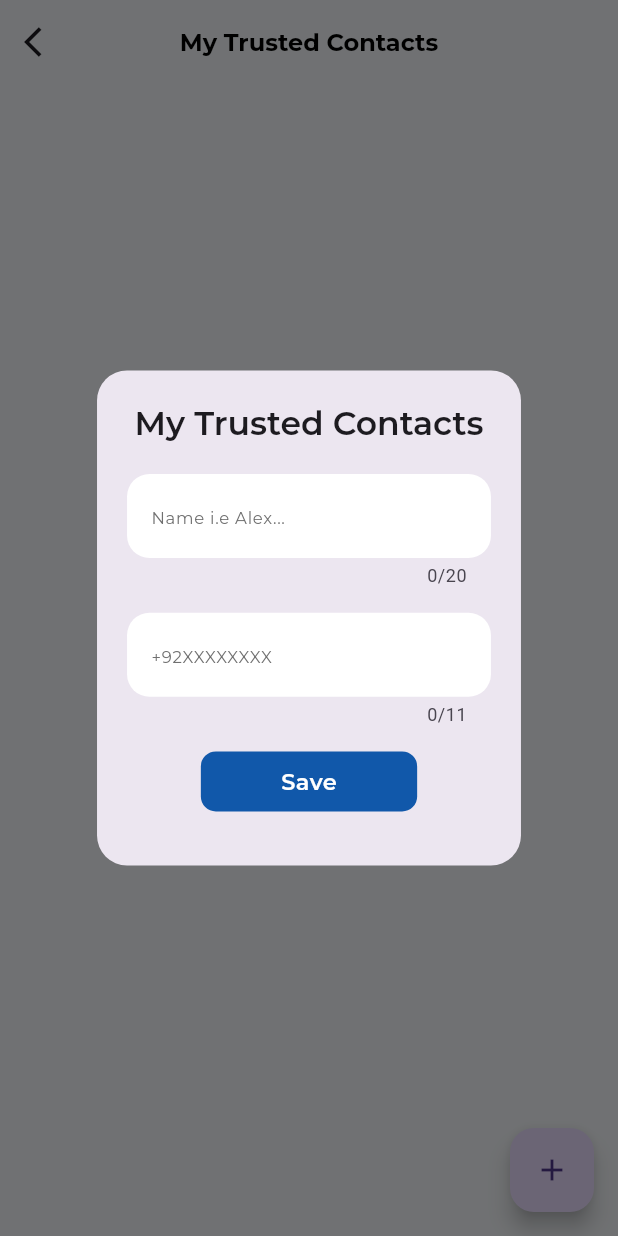
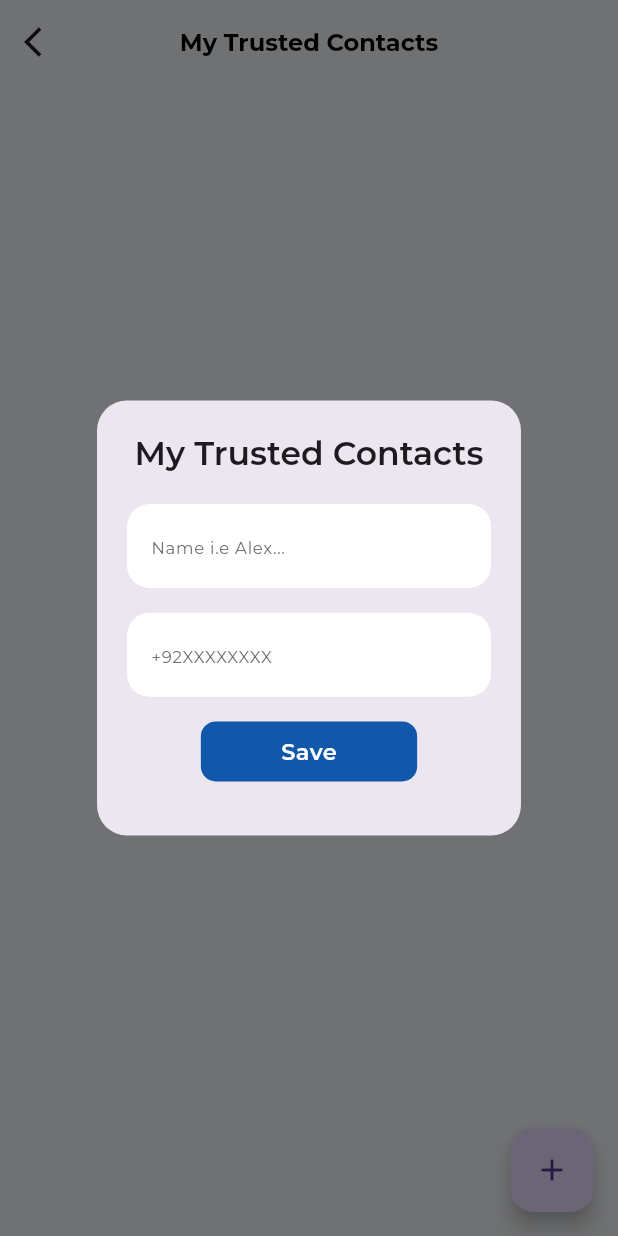
Before and after one commit to ayanedupk12/b_safe, a Flutter app: the MyTrustedContactsScreen screen opened by its route, after a tap on the "add" icon, on a phone screen of 412 x 824 dp. Run offline on Flutter 3.47's test engine with Material 3 defaults, Android fonts, the light colour scheme and no system bars; our stand-ins replace cloud_firestore, file_picker, firebase_auth, firebase_core, firebase_storage, fluttertoast and 6 more; missing offline and left inert: mailer, social_media_recorder; accounts and stored records are empty; network calls fail; project files that could hold a hidden picture were left out.

Commit message:
changes done5

```diff
--- a/lib/GlobalWidget/MyTextField.dart
+++ b/lib/GlobalWidget/MyTextField.dart
@@ -8,7 +8,6 @@ class MyTextField extends StatelessWidget {
   Widget? prefixIcon;
   Widget? suffixIcon;
   int? maxLength;
-  double height;
   bool obSecure;
   String? Function(String?)? validator;
 
@@ -24,7 +23,6 @@ class MyTextField extends StatelessWidget {
      this.hintText,
      this.errorText,
     this.controller,
-    this.height=40,
     this.maxLength,
     this.validator,
     this.obSecure=false,
--- a/lib/Screens/AuthScreens/ForGotPassword/ForGotPasswordScreen.dart
+++ b/lib/Screens/AuthScreens/ForGotPassword/ForGotPasswordScreen.dart
@@ -67,7 +67,6 @@ class ForGotPasswordScreen extends StatelessWidget {
                     height2(),
                     MyTextField(
                       controller: __.resetPassword,
-                      height: Get.height * .06,
                       prefixIcon: const Icon(Icons.email_rounded),
                       hintText: 'Lorem@gmail.com',
                     ),
--- a/lib/Screens/AuthScreens/LoginScreen/LoginScreen.dart
+++ b/lib/Screens/AuthScreens/LoginScreen/LoginScreen.dart
@@ -70,7 +70,6 @@ class LogInScreen extends StatelessWidget {
                   ),
                   MyTextField(
                     controller: __.logEmail,
-                    height: Get.height * .06,
                     prefixIcon: const Icon(Icons.email_rounded),
                     hintText: 'Lorem@gmail.com',
                   ),
@@ -82,7 +81,6 @@ class LogInScreen extends StatelessWidget {
                   MyTextField(
                     controller: __.logPassword,
                     obSecure: __.isPasswordObscured,
-                    height: Get.height * .06,
                     prefixIcon: Icon(Icons.lock),
                     suffixIcon: InkWell(
                       onTap: () {
--- a/lib/Screens/AuthScreens/SignUpScreens/SignUpScreen.dart
+++ b/lib/Screens/AuthScreens/SignUpScreens/SignUpScreen.dart
@@ -62,7 +62,6 @@ class SignUpScreen extends StatelessWidget {
                 ),
                 MyTextField(
                   controller: __.sEmail,
-                  height: Get.height * .06,
                   prefixIcon: const Icon(Icons.email_rounded),
                   hintText: 'Lorem@gmail.com',
                 ),
@@ -74,7 +73,6 @@ class SignUpScreen extends StatelessWidget {
                 MyTextField(
                   controller: __.sPassword,
                   obSecure: __.isPasswordObscured,
-                  height: Get.height * .06,
                   prefixIcon: const Icon(Icons.lock),
                   suffixIcon: InkWell(
                     onTap: () {
@@ -92,7 +90,6 @@ class SignUpScreen extends StatelessWidget {
                 MyTextField(
                   controller: __.cPassword,
                   obSecure: __.isConfirmPasswordObscured,
-                  height: Get.height * .06,
                   prefixIcon: const Icon(Icons.lock),
                   suffixIcon: InkWell(
                     onTap: () {
--- a/lib/Screens/HomeMainScreen/HomeScreen/HomeSubScreens/MyTrustedContactsScreen/MyTrustedContactsScreen.dart
+++ b/lib/Screens/HomeMainScreen/HomeScreen/HomeSubScreens/MyTrustedContactsScreen/MyTrustedContactsScreen.dart
@@ -85,16 +85,14 @@ class MyTrustedContactsScreen extends StatelessWidget {
                                 content: Column(
                                   children: [
                                     MyTextField(
-                                      height: 60,
+
                                       controller: __.newName,
                                       hintText: "Enter Name",
-                                      maxLength: 20,
+
                                     ),
                                     height2(),
                                     MyTextField(
-                                      maxLength: 11,
                                       hintText: "+92XXXXXXXX",
-                                      height: 60,
                                       controller: __.newPhone,
                                     ),
                                     height5(),
@@ -152,17 +150,13 @@ class MyTrustedContactsScreen extends StatelessWidget {
                   children: [
                     MyTextField(
                       controller: __.name,
-                      height: 60,
-                      maxLength: 20,
                       hintText: 'Name i.e Alex...',
                     ),
                     height2(),
                     MyTextField(
                       keyboardType: TextInputType.phone,
                       controller: __.phone,
-                      height: 60,
                       hintText: "+92XXXXXXXX",
-                      maxLength: 11,
                     ),
                     height2(),
                     MyButton(
```
Also changed, not shown: lib/Screens/HomeMainScreen/HomeScreen/HomeSubScreens/MyTrustedContactsScreen/MTCcontroller.dart (+5 -6 lines).
